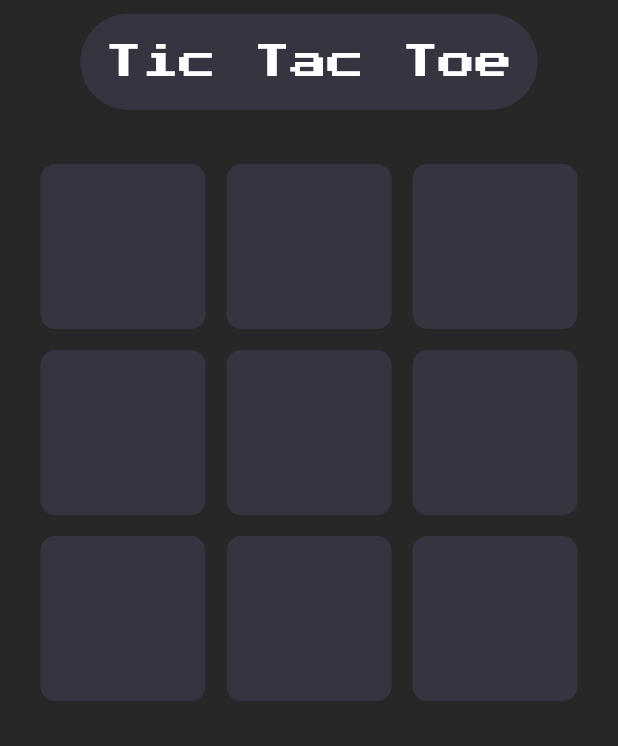
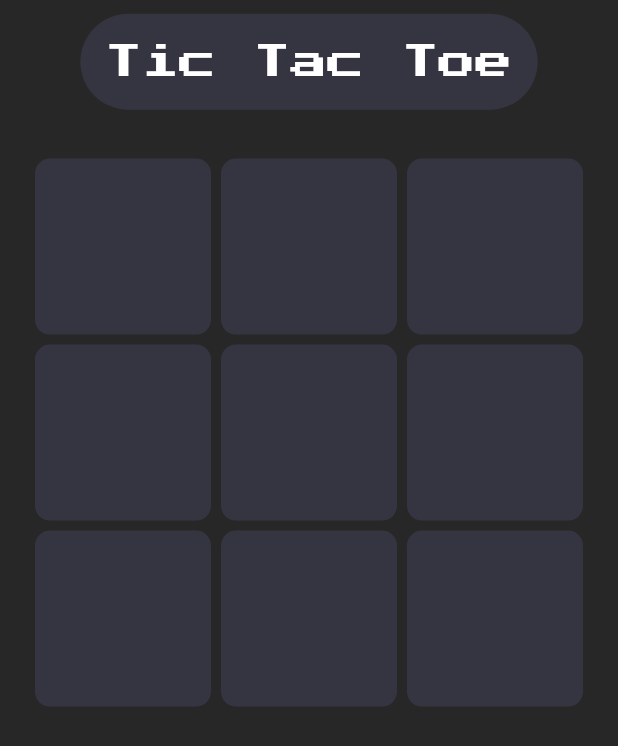
Before and after one commit to gaurav1-9/tic_tac_toe_app, a Flutter app: the screen it shows after launch, on a phone screen of 412 x 824 dp. Shown: the top 746 px of the screen. Run offline on Flutter 3.47's test engine with Material 3 defaults, Android fonts, the phone set to English and light mode, and no system bars; our stand-ins replace google_fonts.

Commit message:
grid sized adjusted

```diff
--- a/lib/tic_tac_toe.dart
+++ b/lib/tic_tac_toe.dart
@@ -76,8 +76,8 @@ class _TicTacToeState extends State<TicTacToe> {
                 },
                 child: Center(
                   child: Container(
-                    height: 110,
-                    width: 110,
+                    height: (MediaQuery.of(context).size.width / 3) - 20,
+                    width: (MediaQuery.of(context).size.width / 3) - 20,
                     padding: const EdgeInsets.all(5),
                     decoration: const BoxDecoration(
                       color: AppColor.jet,
```
